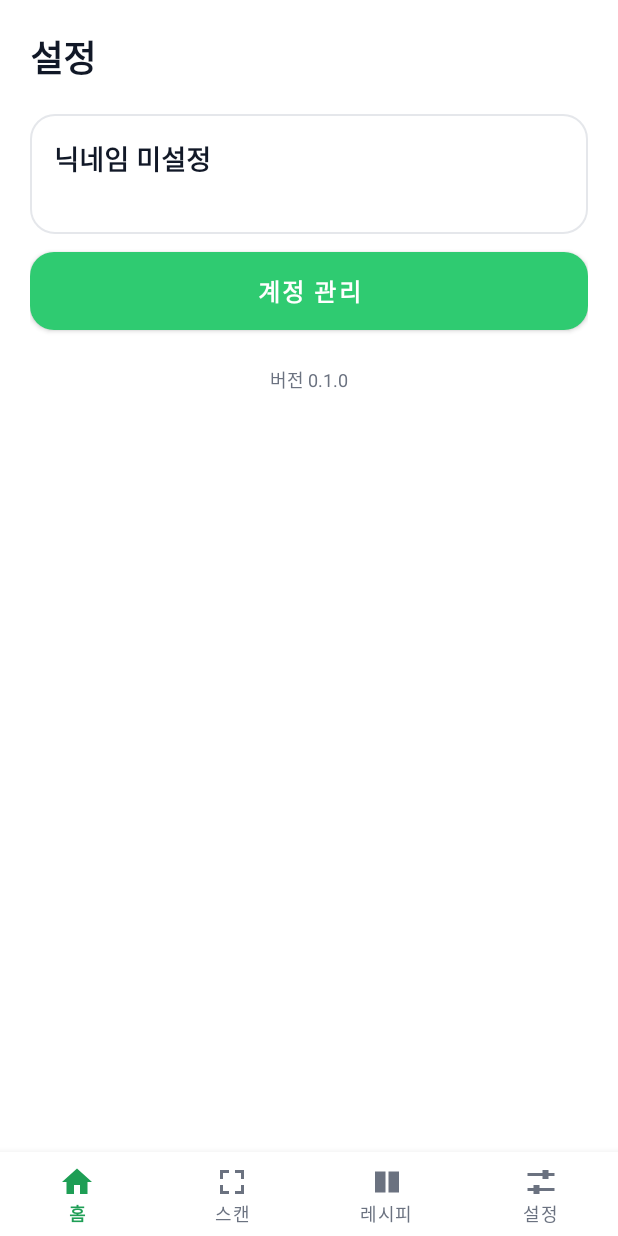
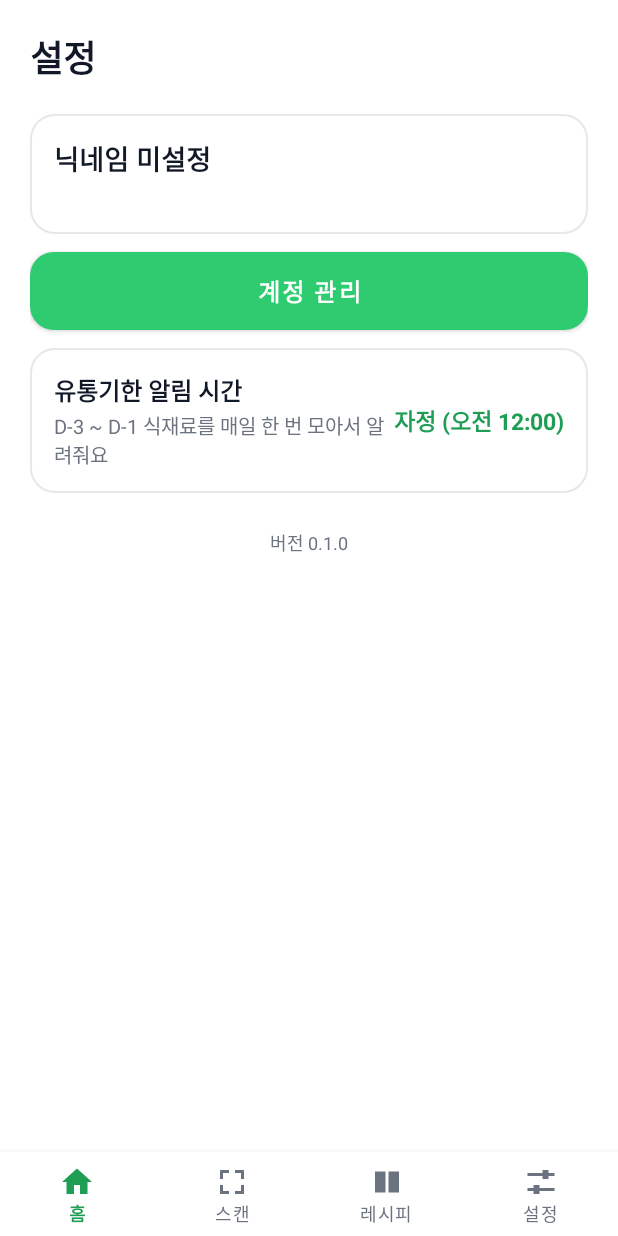
Before and after one commit to seong1117/SaveFood, an Android app: the fragment SettingsFragment placed in its activity, on a phone screen of 412 x 824 dp. Run offline under Robolectric (Android 15) with nearby library versions, the phone set to English and light mode, and no system bars; our stand-ins replace Firebase (no records; nobody signed in at launch, a user with empty details on screens opened directly); 1 statement that could not run was skipped.

Commit message:
D-1, D-2, D-3때 알림

```diff
--- a/app/build.gradle
+++ b/app/build.gradle
@@ -47,6 +47,8 @@ dependencies {
     implementation 'androidx.recyclerview:recyclerview:1.3.2'
 
     // Firebase (Auth + Firestore)
+    // 알림 예약
+    implementation 'androidx.work:work-runtime:2.9.1'
     implementation platform('com.google.firebase:firebase-bom:33.1.2')
     implementation 'com.google.firebase:firebase-auth'
     implementation 'com.google.firebase:firebase-firestore'
--- a/app/src/main/AndroidManifest.xml
+++ b/app/src/main/AndroidManifest.xml
@@ -3,6 +3,7 @@
 
     <uses-permission android:name="android.permission.INTERNET" />
     <uses-permission android:name="android.permission.CAMERA" />
+    <uses-permission android:name="android.permission.POST_NOTIFICATIONS" />
     <uses-feature
         android:name="android.hardware.camera"
         android:required="false" />
--- a/app/src/main/java/com/savefood/app/MainActivity.java
+++ b/app/src/main/java/com/savefood/app/MainActivity.java
@@ -6,7 +6,7 @@ import androidx.annotation.IdRes;
 import androidx.annotation.Nullable;
 import androidx.appcompat.app.AppCompatActivity;
 import androidx.fragment.app.Fragment;
-
+import com.savefood.app.notification.DailyExpiryScheduler;
 import com.google.android.material.bottomnavigation.BottomNavigationView;
 import com.savefood.app.ui.home.HomeFragment;
 import com.savefood.app.ui.recipe.RecipeFragment;
@@ -23,6 +23,15 @@ public class MainActivity extends AppCompatActivity {
         super.onCreate(savedInstanceState);
         setContentView(R.layout.activity_main);
 
+        // 매일 유통기한 요약 알림 예약
+        DailyExpiryScheduler.scheduleNext(this);
+
+        // Android 13 이상: 알림 권한 요청 (처음 한 번 팝업)
+        if (android.os.Build.VERSION.SDK_INT >= 33 &&
+                checkSelfPermission(android.Manifest.permission.POST_NOTIFICATIONS)
+                        != android.content.pm.PackageManager.PERMISSION_GRANTED) {
+            requestPermissions(new String[]{android.Manifest.permission.POST_NOTIFICATIONS}, 100);
+        }
         bottomNav = findViewById(R.id.bottom_nav);
         bottomNav.setOnItemSelectedListener(item -> {
             int id = item.getItemId();
--- a/app/src/main/java/com/savefood/app/data/FoodRepository.java
+++ b/app/src/main/java/com/savefood/app/data/FoodRepository.java
@@ -191,7 +191,7 @@ public class FoodRepository {
         return m;
     }
 
-    private static FoodItem fromDoc(DocumentSnapshot d) {
+    public static FoodItem fromDoc(DocumentSnapshot d) {
         LocalDate expiry = toLocalDate(d.getTimestamp(F_EXPIRY));
         if (expiry == null) { Log.w(TAG, "유통기한 없는 문서 건너뜀: " + d.getId()); return null; }
 
--- a/app/src/main/java/com/savefood/app/model/FoodItem.java
+++ b/app/src/main/java/com/savefood/app/model/FoodItem.java
@@ -80,6 +80,10 @@ public class FoodItem {
         if (over < 24 * 60) return (over / 60) + "시간 " + (over % 60) + "분 전";
         return (over / (24 * 60)) + "일 " + (over % (24 * 60) / 60) + "시간 전";
     }
+    /** 특정 시각 기준 D-Day (예약 알림용) */
+    public long getDDayAt(LocalDateTime time) {
+        return Math.floorDiv(Duration.between(time, getExpiryDateTime()).toMinutes(), 24L * 60);
+    }
     public boolean isUrgent() {
         return getDDay() <= 1;
     }
--- /dev/null
+++ b/app/src/main/java/com/savefood/app/notification/DailyExpiryScheduler.java
@@ -0,0 +1,51 @@
+package com.savefood.app.notification;
+
+import android.content.Context;
+
+import androidx.work.Data;
+import androidx.work.ExistingWorkPolicy;
+import androidx.work.OneTimeWorkRequest;
+import androidx.work.WorkManager;
+
+import java.time.Duration;
+import java.time.LocalDateTime;
+import java.time.ZoneId;
+import java.util.concurrent.TimeUnit;
+
+/**
+ * 매일 설정한 시각(기본 자정)에 유통기한 요약 알림 1개를 보내도록 예약.
+ * 알림이 실행되면 Worker 가 다음 날 같은 시각으로 다시 예약한다.
+ */
+public final class DailyExpiryScheduler {
+
+    private static final String WORK_NAME = "daily_expiry_digest";
+
+    private DailyExpiryScheduler() {}
+
+    /** 다음 알림 시각으로 (다시) 예약. 앱 시작 시, 알림 시각 변경 시 호출 */
+    public static void scheduleNext(Context context) {
+        Context ctx = context.getApplicationContext();
+        int hour = NotificationSettings.getHour(ctx);
+        int minute = NotificationSettings.getMinute(ctx);
+
+        LocalDateTime now = LocalDateTime.now();
+        LocalDateTime next = now.toLocalDate().atTime(hour, minute);
+        if (!next.isAfter(now)) next = next.plusDays(1);   // 오늘 시각이 지났으면 내일
+
+        long delayMs = Duration.between(now, next).toMillis();
+        long scheduledAtMs = next.atZone(ZoneId.systemDefault()).toInstant().toEpochMilli();
+
+        OneTimeWorkRequest request = new OneTimeWorkRequest.Builder(DailyExpiryWorker.class)
+                .setInitialDelay(delayMs, TimeUnit.MILLISECONDS)
+                .setInputData(new Data.Builder()
+                        .putLong(DailyExpiryWorker.KEY_SCHEDULED_AT, scheduledAtMs)
+                        .build())
+                .build();
+
+        WorkManager.getInstance(ctx).enqueueUniqueWork(WORK_NAME, ExistingWorkPolicy.REPLACE, request);
+    }
+
+    public static void cancel(Context context) {
+        WorkManager.getInstance(context.getApplicationContext()).cancelUniqueWork(WORK_NAME);
+    }
+}
--- /dev/null
+++ b/app/src/main/java/com/savefood/app/notification/NotificationSettings.java
@@ -0,0 +1,34 @@
+package com.savefood.app.notification;
+
+import android.content.Context;
+import android.content.SharedPreferences;
+
+/** 유통기한 알림 시각 설정 (기본값: 자정 00:00). 기기에 저장됨 */
+public final class NotificationSettings {
+
+    private static final String PREFS = "notification_settings";
+    private static final String KEY_HOUR = "notify_hour";
+    private static final String KEY_MINUTE = "notify_minute";
+
+    private NotificationSettings() {}
+
+    private static SharedPreferences prefs(Context c) {
+        return c.getApplicationContext().getSharedPreferences(PREFS, Context.MODE_PRIVATE);
+    }
+
+    public static int getHour(Context c) { return prefs(c).getInt(KEY_HOUR, 0); }
+
+    public static int getMinute(Context c) { return prefs(c).getInt(KEY_MINUTE, 0); }
+
+    public static void setTime(Context c, int hour, int minute) {
+        prefs(c).edit().putInt(KEY_HOUR, hour).putInt(KEY_MINUTE, minute).apply();
+    }
+
+    /** 화면 표시용. 예: "자정 (오전 12:00)", "오후 9:30" */
+    public static String formatTime(int hour, int minute) {
+        if (hour == 0 && minute == 0) return "자정 (오전 12:00)";
+        String ampm = hour < 12 ? "오전" : "오후";
+        int h12 = hour % 12 == 0 ? 12 : hour % 12;
+        return String.format("%s %d:%02d", ampm, h12, minute);
+    }
+}
--- a/app/src/main/java/com/savefood/app/ui/settings/SettingsFragment.java
+++ b/app/src/main/java/com/savefood/app/ui/settings/SettingsFragment.java
@@ -10,6 +10,11 @@ import android.widget.TextView;
 import androidx.annotation.NonNull;
 import androidx.annotation.Nullable;
 import androidx.fragment.app.Fragment;
+
+import com.google.android.material.timepicker.MaterialTimePicker;
+import com.google.android.material.timepicker.TimeFormat;
+import com.savefood.app.notification.DailyExpiryScheduler;
+import com.savefood.app.notification.NotificationSettings;
 
 import com.google.firebase.auth.FirebaseUser;
 import com.savefood.app.BuildConfig;
@@ -39,6 +44,26 @@ public class SettingsFragment extends Fragment {
 
         view.findViewById(R.id.btn_account).setOnClickListener(v ->
                 startActivity(new Intent(requireContext(), AccountActivity.class)));
+        // 유통기한 알림 시간 설정
+        TextView tvNotifyTime = view.findViewById(R.id.tv_notify_time);
+        tvNotifyTime.setText(NotificationSettings.formatTime(
+                NotificationSettings.getHour(requireContext()),
+                NotificationSettings.getMinute(requireContext())));
+
+        view.findViewById(R.id.row_notify_time).setOnClickListener(v -> {
+            MaterialTimePicker picker = new MaterialTimePicker.Builder()
+                    .setTimeFormat(TimeFormat.CLOCK_12H)
+                    .setHour(NotificationSettings.getHour(requireContext()))
+                    .setMinute(NotificationSettings.getMinute(requireContext()))
+                    .setTitleText("알림 받을 시간")
+                    .build();
+            picker.addOnPositiveButtonClickListener(x -> {
+                NotificationSettings.setTime(requireContext(), picker.getHour(), picker.getMinute());
+                DailyExpiryScheduler.scheduleNext(requireContext());   // 새 시각으로 다시 예약
+                tvNotifyTime.setText(NotificationSettings.formatTime(picker.getHour(), picker.getMinute()));
+            });
+            picker.show(getChildFragmentManager(), "notify_time");
+        });
     }
 
     @Override
--- a/app/src/main/res/layout/fragment_settings.xml
+++ b/app/src/main/res/layout/fragment_settings.xml
@@ -47,7 +47,49 @@
         android:layout_marginTop="12dp"
         android:text="계정 관리" />
 
-    <!-- TODO(팀원): 알림 시간 설정, 기본 보관 기한, 데이터 초기화 등 설정 항목 추가 -->
+    <LinearLayout
+        android:id="@+id/row_notify_time"
+        android:layout_width="match_parent"
+        android:layout_height="wrap_content"
+        android:layout_marginTop="12dp"
+        android:background="@drawable/bg_card"
+        android:clickable="true"
+        android:focusable="true"
+        android:gravity="center_vertical"
+        android:orientation="horizontal"
+        android:padding="16dp">
+
+        <LinearLayout
+            android:layout_width="0dp"
+            android:layout_height="wrap_content"
+            android:layout_weight="1"
+            android:orientation="vertical">
+
+            <TextView
+                android:layout_width="wrap_content"
+                android:layout_height="wrap_content"
+                android:text="유통기한 알림 시간"
+                android:textColor="@color/text_primary"
+                android:textSize="16sp"
+                android:textStyle="bold" />
+
+            <TextView
+                style="@style/SaveFood.Caption"
+                android:layout_width="wrap_content"
+                android:layout_height="wrap_content"
+                android:layout_marginTop="2dp"
+                android:text="D-3 ~ D-1 식재료를 매일 한 번 모아서 알려줘요"
+                android:textSize="13sp" />
+        </LinearLayout>
+
+        <TextView
+            android:id="@+id/tv_notify_time"
+            android:layout_width="wrap_content"
+            android:layout_height="wrap_content"
+            android:textColor="@color/green_dark"
+            android:textSize="15sp"
+            android:textStyle="bold" />
+    </LinearLayout>
 
     <TextView
         android:id="@+id/tv_version"
```
Also changed, not shown: app/src/main/java/com/savefood/app/notification/DailyExpiryWorker.java (added, +163 -0 lines).
